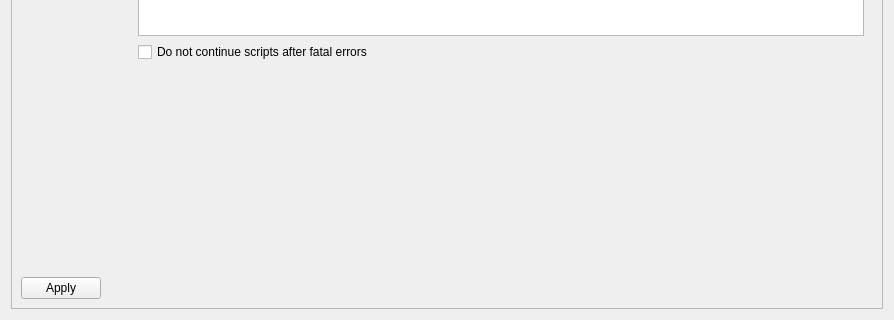
Qt form nicos_ess/loki/gui/ui_files/setup_exp.ui (mlz-ictrl/nicos) before a commit; both pictures show x 0 to 894 and y 364 to 684 of the 894 by 684 pixel window.
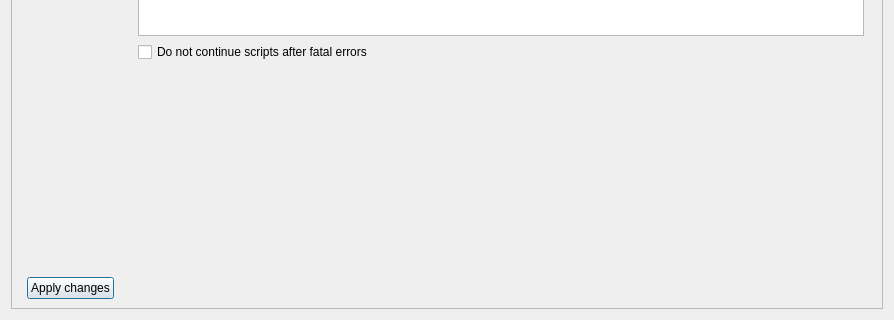
The same form after that commit.

Commit message: Replace buttonbox with PushButton in LoKi exp setup

The edit to the form file:
```diff
--- a/nicos_ess/loki/gui/ui_files/setup_exp.ui
+++ b/nicos_ess/loki/gui/ui_files/setup_exp.ui
@@ -23,19 +23,6 @@
       <enum>QFrame::Raised</enum>
      </property>
      <layout class="QFormLayout" name="formLayout">
-      <item row="2" column="0">
-       <spacer name="verticalSpacer">
-        <property name="orientation">
-         <enum>Qt::Vertical</enum>
-        </property>
-        <property name="sizeHint" stdset="0">
-         <size>
-          <width>0</width>
-          <height>20</height>
-         </size>
-        </property>
-       </spacer>
-      </item>
       <item row="0" column="0" colspan="2">
        <widget class="QWidget" name="newBox" native="true">
         <layout class="QGridLayout" name="gridLayout_3">
@@ -221,16 +208,44 @@
         </layout>
        </widget>
       </item>
-      <item row="3" column="0" colspan="2">
-       <widget class="QDialogButtonBox" name="buttonBox">
+      <item row="3" column="1">
+       <widget class="QPushButton" name="applyBtn">
+        <property name="sizePolicy">
+         <sizepolicy hsizetype="Fixed" vsizetype="Fixed">
+          <horstretch>0</horstretch>
+          <verstretch>0</verstretch>
+         </sizepolicy>
+        </property>
         <property name="layoutDirection">
          <enum>Qt::RightToLeft</enum>
         </property>
-        <property name="standardButtons">
-         <set>QDialogButtonBox::Apply</set>
+        <property name="text">
+         <string>Apply changes</string>
+        </property>
+        <property name="autoDefault">
+         <bool>false</bool>
+        </property>
+        <property name="default">
+         <bool>true</bool>
+        </property>
+        <property name="flat">
+         <bool>false</bool>
         </property>
        </widget>
       </item>
+      <item row="2" column="1">
+       <spacer name="verticalSpacer">
+        <property name="orientation">
+         <enum>Qt::Vertical</enum>
+        </property>
+        <property name="sizeHint" stdset="0">
+         <size>
+          <width>20</width>
+          <height>40</height>
+         </size>
+        </property>
+       </spacer>
+      </item>
      </layout>
     </widget>
    </item>
```
The commit also changes 1 other file.
